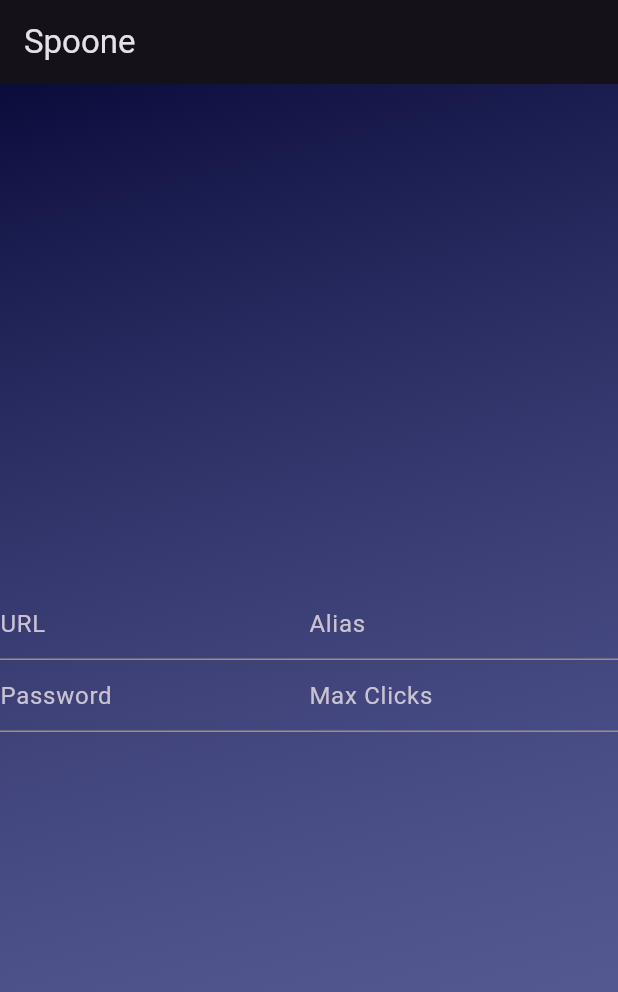
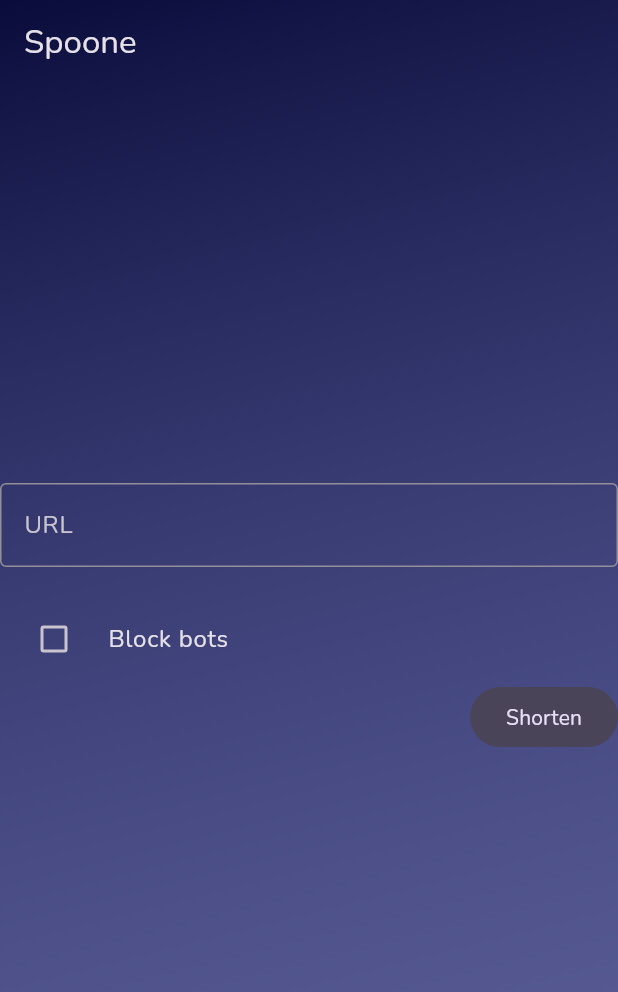
Before and after one commit to PubSec/Spoone, a Flutter app: the screen it shows after launch, on a phone screen of 412 x 824 dp. Shown: the top 992 px of the screen. Run offline on Flutter 3.47's test engine with Material 3 defaults, Android fonts, the phone set to English and light mode, and no system bars.

Commit message:
working on requests

```diff
--- a/lib/main.dart
+++ b/lib/main.dart
@@ -12,10 +12,11 @@
   @override
   Widget build(BuildContext context) {
     return MaterialApp(
+      debugShowCheckedModeBanner: false,
       theme: ThemeData(
         primaryColor: const Color.fromARGB(255, 88, 20, 247),
         fontFamily: 'Nunito',
-        package: 'android',
+        platform: TargetPlatform.android,
         brightness: Brightness.dark,
         useMaterial3: true,
       ),
--- a/lib/views/home_view.dart
+++ b/lib/views/home_view.dart
@@ -1,4 +1,6 @@
 import 'package:flutter/material.dart';
+import 'package:http/http.dart' as http;
+import 'package:spoone/core/data.dart';
 
 class HomeView extends StatefulWidget {
   const HomeView({super.key});
@@ -7,7 +9,17 @@ class HomeView extends StatefulWidget {
   State<HomeView> createState() => _HomeViewState();
 }
 
+Future<http.Response> sendData() {
+  return http.post(
+    Uri.parse(baseUrl),
+    body: {"url": "https://youtube.com"},
+    headers: {"Accept": "application/json"},
+  );
+}
+
 class _HomeViewState extends State<HomeView> {
+  String placeHolder = '';
+  bool value = false;
   final TextEditingController _urlTextEditingController =
       TextEditingController();
   @override
@@ -18,8 +30,7 @@ class _HomeViewState extends State<HomeView> {
         backgroundColor: Colors.transparent,
         title: Text('Spoone'),
       ),
-      body: SafeArea(
-        child: Container(
+      body: Container(
         decoration: BoxDecoration(
           gradient: LinearGradient(
             colors: [
@@ -32,40 +43,44 @@ class _HomeViewState extends State<HomeView> {
         ),
         child: Column(
           mainAxisAlignment: MainAxisAlignment.center,
+          crossAxisAlignment: CrossAxisAlignment.end,
           children: [
-              Row(
-                children: [
-                  Expanded(
-                    child: TextField(
+            TextField(
               maxLines: 1,
               controller: _urlTextEditingController,
-                      decoration: InputDecoration(hintText: 'URL'),
+              decoration: InputDecoration(
+                label: Text('URL'),
+                border: OutlineInputBorder(
+                  borderRadius: BorderRadius.circular(4),
                 ),
               ),
-                  Expanded(
-                    child: TextField(
-                      decoration: InputDecoration(hintText: 'Alias'),
             ),
+            Center(
+              child: Text(placeHolder),
+            ),
+            CheckboxListTile(
+              title: Text('Block bots'),
+              controlAffinity: ListTileControlAffinity.leading,
+              value: value,
+              onChanged: (newValue) {
+                debugPrint("$newValue");
+                setState(
+                  () {
+                    value = newValue!;
+                  },
+                );
+              },
+            ),
+            FilledButton.tonal(
+              onPressed: () async {
+                final data = await sendData();
+                setState(() {
+                  placeHolder = data.body;
+                });
+              },
+              child: Text('Shorten'),
             ),
           ],
-              ),
-              Row(
-                mainAxisAlignment: MainAxisAlignment.start,
-                children: [
-                  Expanded(
-                    child: TextField(
-                      decoration: InputDecoration(hintText: 'Password'),
-                    ),
-                  ),
-                  Expanded(
-                    child: TextField(
-                      decoration: InputDecoration(hintText: 'Max Clicks'),
-                    ),
-                  ),
-                ],
-              ),
-            ],
-          ),
         ),
       ),
     );
```
Also changed, not shown: 1 other file. Lines whose indentation alone changed are shown as unchanged.
